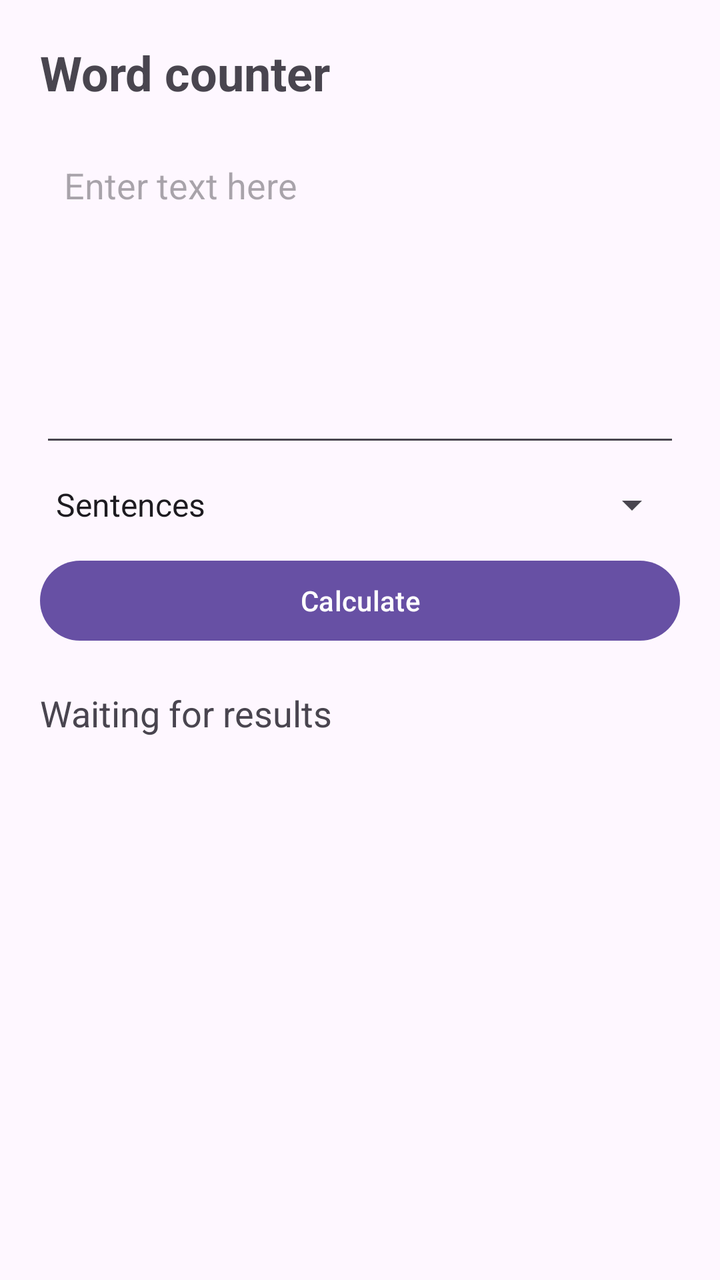
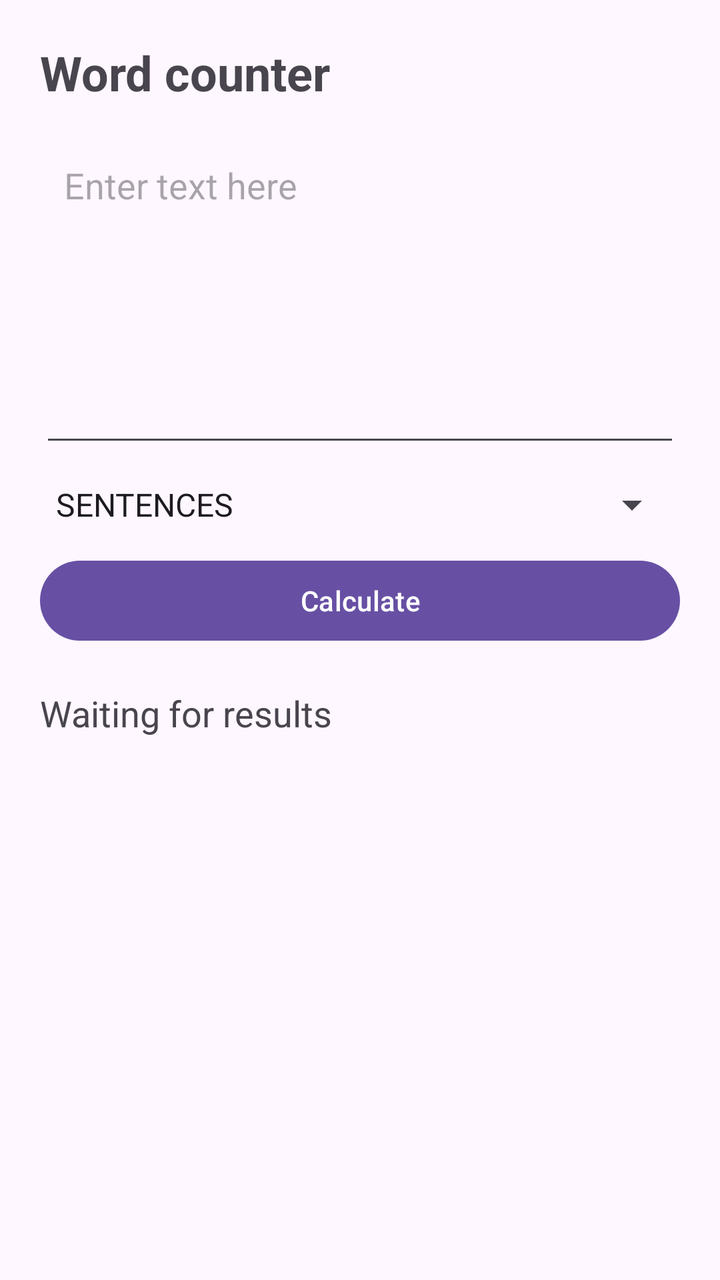

Screens rendered from an Android XML layout before and after an edit, with the pre-edit source and the edit as a unified diff.
<!-- AndroidManifest.xml: application theme Theme.WordCounter -->
<!-- res/layout/activity_main.xml -->
<?xml version="1.0" encoding="utf-8"?>
<LinearLayout xmlns:android="http://schemas.android.com/apk/res/android"
    android:layout_width="match_parent"
    android:layout_height="match_parent"
    android:orientation="vertical"
    android:padding="20dp">

    <TextView
        android:layout_width="match_parent"
        android:layout_height="wrap_content"
        android:text="Word counter"
        android:textSize="24sp"
        android:textStyle="bold"
        android:layout_marginBottom="16dp" />

    <EditText
        android:id="@+id/InputText"
        android:layout_width="match_parent"
        android:layout_height="160dp"
        android:gravity="top|start"
        android:hint="Enter text here"
        android:inputType="textMultiLine|textCapSentences"
        android:padding="12dp" />

    <Spinner
        android:id="@+id/spinner"
        android:layout_width="match_parent"
        android:layout_height="wrap_content"
        android:layout_marginTop="12dp"
        android:entries="@array/options" />

    <Button
        android:id="@+id/Button"
        android:layout_width="match_parent"
        android:layout_height="wrap_content"
        android:layout_marginTop="12dp"
        android:text="Calculate" />

    <TextView
        android:id="@+id/results"
        android:layout_width="match_parent"
        android:layout_height="wrap_content"
        android:layout_marginTop="20dp"
        android:text="Waiting for results"
        android:textSize="18sp" />

</LinearLayout>
<!-- resources referenced by this layout -->
<resources>
  <string-array name="options">
          <item>Sentences</item>
          <item>Words</item>
          <item>Punctuation</item>
          <item>Numbers</item>
          <item>All</item>
      </string-array>
  <style name="Theme.WordCounter" parent="Base.Theme.WordCounter" />
  <style name="Base.Theme.WordCounter" parent="Theme.Material3.DayNight.NoActionBar">
          
          
      </style>
</resources>

<!-- the commit's change to res/layout/activity_main.xml (unified diff, before → after) -->
@@ -19,7 +19,7 @@
         android:layout_height="160dp"
         android:gravity="top|start"
         android:hint="Enter text here"
-        android:inputType="textMultiLine|textCapSentences"
+        android:inputType="textMultiLine|textCapSENTENCES"
         android:padding="12dp" />
 
     <Spinner
<!-- resource entries referenced after the edit -->
@@ -1,10 +1,10 @@
 <!-- resources referenced by this layout -->
 <resources>
   <string-array name="options">
-          <item>Sentences</item>
-          <item>Words</item>
-          <item>Punctuation</item>
-          <item>Numbers</item>
+          <item>SENTENCES</item>
+          <item>WORDS</item>
+          <item>PUNCTUATION</item>
+          <item>NUMBERS</item>
           <item>All</item>
       </string-array>
   <style name="Theme.WordCounter" parent="Base.Theme.WordCounter" />
